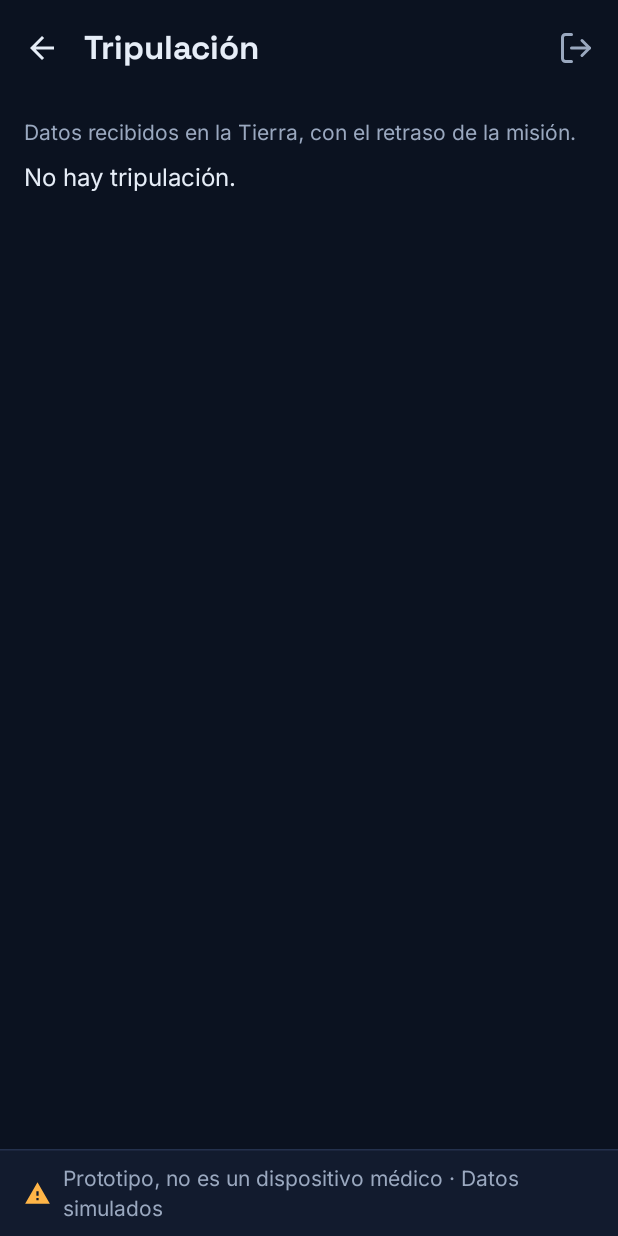
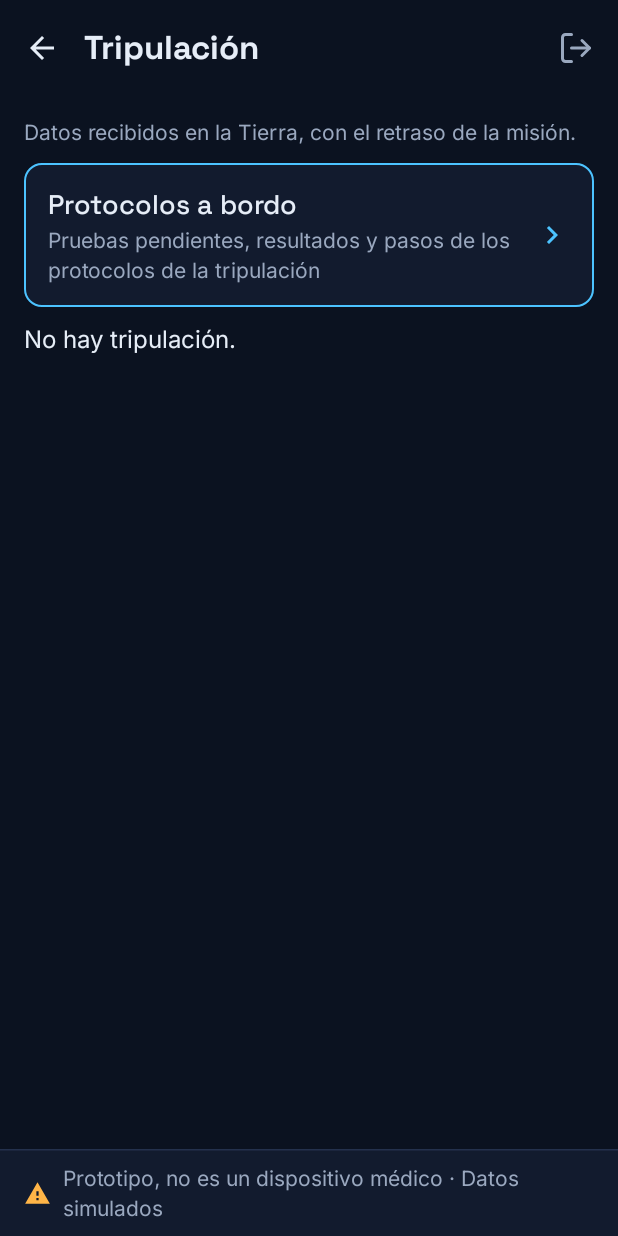
Before and after one commit to Guillermo849/NASA_SpaceAppChallenge2026_SpaceDrifters, an Android app built with Jetpack Compose: the composable TripulacionScreen shown on its own in the app's theme, on a phone screen of 412 x 824 dp. Run offline under Robolectric (Android 15) with nearby library versions, the phone set to English and light mode, and no system bars; 1 statement that could not run was skipped.

Commit message:
Dos perfiles: astronauta y médico (con los protocolos a bordo)
- Al entrar solo hay dos perfiles: astronauta (toda la tripulación, también la oficial
  médico) y médico (admin, en la Tierra o a bordo) con toda la gestión.
- "Protocolos a bordo" (pruebas pendientes, resultados y pasos) pasa al perfil del médico:
  tarjeta arriba de la tripulación. Se quita del panel de Ane y del selector de rol.
- OficialMedicoFlujoTest entra como médico.

Co-Authored-By: Claude Opus 5.5 <noreply@anthropic.com>

```diff
--- a/app/src/main/java/com/example/nasa_spaceappchallenge2026_spacedrifters/ui/screens/astronauta/InicioAstronautaScreen.kt
+++ b/app/src/main/java/com/example/nasa_spaceappchallenge2026_spacedrifters/ui/screens/astronauta/InicioAstronautaScreen.kt
@@ -72,8 +72,6 @@ fun InicioAstronautaScreen(
     onEmpezarNBack: () -> Unit,
     onRegistro: () -> Unit,
     onCerrarSesion: () -> Unit = {},
-    /** "Protocolos a bordo": solo se muestra a la oficial médico. */
-    onOficial: () -> Unit = {},
     viewModel: InicioAstronautaViewModel = viewModel(factory = AppViewModelProvider.Factory),
     emergencia: EmergenciaViewModel = viewModel(factory = AppViewModelProvider.Factory),
 ) {
@@ -89,7 +87,6 @@ fun InicioAstronautaScreen(
         signosAlarma = emergencia.signosAlarma,
         onAlarma = emergencia::activar,
         onCerrarSesion = onCerrarSesion,
-        onOficial = onOficial,
     )
 }
 
@@ -104,7 +101,6 @@ private fun PanelAstronautaContenido(
     signosAlarma: List<String> = emptyList(),
     onAlarma: (Set<String>) -> Unit = {},
     onCerrarSesion: () -> Unit = {},
-    onOficial: () -> Unit = {},
     ahora: Long = remember { System.currentTimeMillis() },
 ) {
     var periodo by rememberSaveable { mutableStateOf(Periodo.SEMANA) }
@@ -128,7 +124,6 @@ private fun PanelAstronautaContenido(
                 CabeceraPanel(panel)
                 // Protocolos fisiológicos abiertos: arriba, el más grave primero.
                 protocolos.forEach { TarjetaProtocoloAstronauta(it) }
-                if (panel.cargo == CargoTripulante.OFICIAL_MEDICO) TarjetaOficialMedico(onOficial)
                 if (panel.avisos.isNotEmpty()) TarjetaAvisos(panel.avisos)
                 TarjetaRegistroHoy(panel.registroHoy, onRegistro)
                 TarjetaPruebasDeHoy(
--- a/app/src/main/java/com/example/nasa_spaceappchallenge2026_spacedrifters/ui/screens/medico/TripulacionScreen.kt
+++ b/app/src/main/java/com/example/nasa_spaceappchallenge2026_spacedrifters/ui/screens/medico/TripulacionScreen.kt
@@ -42,11 +42,13 @@ import com.example.nasa_spaceappchallenge2026_spacedrifters.ui.theme.SpaceDrifte
 fun TripulacionScreen(
     onAtras: () -> Unit,
     onAstronauta: (Long) -> Unit,
+    /** Protocolos a bordo: pruebas pendientes, resultados y pasos de cada protocolo. */
+    onProtocolos: () -> Unit = {},
     onCerrarSesion: () -> Unit = {},
     viewModel: TripulacionViewModel = viewModel(factory = AppViewModelProvider.Factory),
 ) {
     val tripulacion by viewModel.tripulacion.collectAsStateWithLifecycle()
-    TripulacionContenido(tripulacion, onAtras, onAstronauta, onCerrarSesion)
+    TripulacionContenido(tripulacion, onAtras, onAstronauta, onProtocolos, onCerrarSesion)
 }
 
 @Composable
@@ -54,6 +56,7 @@ private fun TripulacionContenido(
     tripulacion: List<FilaTripulanteUi>?,
     onAtras: () -> Unit,
     onAstronauta: (Long) -> Unit,
+    onProtocolos: () -> Unit = {},
     onCerrarSesion: () -> Unit = {},
 ) {
     PantallaBase(
@@ -75,12 +78,45 @@ private fun TripulacionContenido(
                     color = MaterialTheme.colorScheme.onSurfaceVariant,
                 )
             }
+            item { TarjetaProtocolosABordo(onProtocolos) }
             if (tripulacion != null && tripulacion.isEmpty()) {
                 item { Text(stringResource(R.string.medico_sin_tripulacion), style = MaterialTheme.typography.bodyLarge) }
             }
             items(tripulacion.orEmpty(), key = { it.id }) { fila ->
                 TarjetaTripulante(fila, onClick = { onAstronauta(fila.id) })
             }
+        }
+    }
+}
+
+/** Acceso a los protocolos fisiológicos de toda la tripulación (pruebas pendientes y resultados). */
+@Composable
+private fun TarjetaProtocolosABordo(onAbrir: () -> Unit) {
+    Card(
+        onClick = onAbrir,
+        border = BorderStroke(1.dp, MaterialTheme.colorScheme.primary),
+        modifier = Modifier
+            .fillMaxWidth()
+            .heightIn(min = 48.dp),
+    ) {
+        Row(
+            modifier = Modifier.padding(16.dp),
+            verticalAlignment = Alignment.CenterVertically,
+            horizontalArrangement = Arrangement.spacedBy(12.dp),
+        ) {
+            Column(modifier = Modifier.weight(1f), verticalArrangement = Arrangement.spacedBy(4.dp)) {
+                Text(text = stringResource(R.string.oficial_titulo), style = MaterialTheme.typography.titleMedium)
+                Text(
+                    text = stringResource(R.string.medico_protocolos_desc),
+                    style = MaterialTheme.typography.bodyMedium,
+                    color = MaterialTheme.colorScheme.onSurfaceVariant,
+                )
+            }
+            Icon(
+                painter = painterResource(R.drawable.ic_siguiente),
+                contentDescription = stringResource(R.string.cd_entrar),
+                tint = MaterialTheme.colorScheme.primary,
+            )
         }
     }
 }
--- a/app/src/main/res/values/strings.xml
+++ b/app/src/main/res/values/strings.xml
@@ -421,10 +421,8 @@
     <string name="accion_revisar_temperatura_cabina">Revisar la temperatura de la cabina</string>
     <string name="accion_revisar_soporte_vital">Revisar el sistema de soporte vital</string>
 
-    <!-- Oficial médico de a bordo -->
-    <string name="rol_oficial">Oficial médico de a bordo</string>
-    <string name="rol_oficial_desc">Pruebas pendientes y protocolos de la tripulación</string>
-    <string name="cd_oficial">Oficial médico</string>
+    <!-- Protocolos a bordo (perfil del médico) -->
+    <string name="medico_protocolos_desc">Pruebas pendientes, resultados y pasos de los protocolos de la tripulación</string>
     <string name="oficial_titulo">Protocolos a bordo</string>
     <string name="oficial_vacio">No hay ningún protocolo abierto.</string>
     <string name="oficial_pendientes">Pruebas pendientes</string>
```
Also changed, not shown: app/src/main/java/com/example/nasa_spaceappchallenge2026_spacedrifters/ui/navigation/AppNavHost.kt (+5 -6 lines), app/src/main/java/com/example/nasa_spaceappchallenge2026_spacedrifters/ui/screens/astronauta/TarjetasFisiologicas.kt (+0 -17 lines), app/src/main/java/com/example/nasa_spaceappchallenge2026_spacedrifters/ui/screens/rol/SelectorRolScreen.kt (+0 -8 lines), 4 other files.
